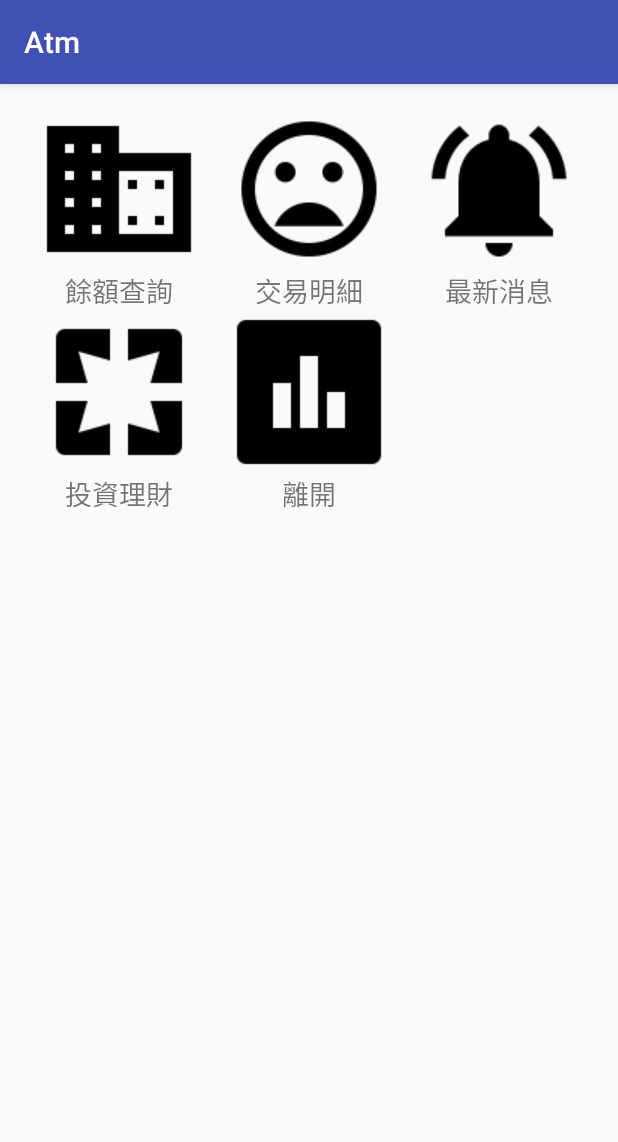
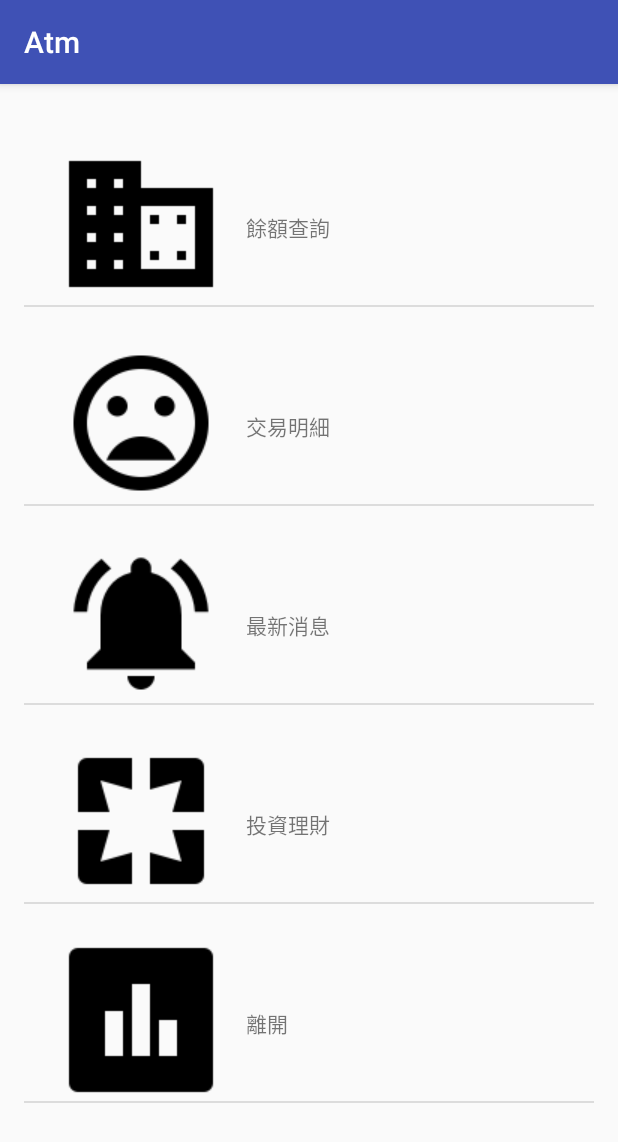
Before and after one commit to woodcut/Atm_Class, an Android app: the MainActivity screen opened directly, with no data from a screen before it, on a phone screen of 412 x 824 dp. Shown: the top 1142 px of the screen. Run offline under Robolectric (Android 15) with nearby library versions, the phone set to English and light mode, and no system bars.

Commit message:
9-1準備專案

```diff
--- a/app/src/main/java/com/tom/atm/MainActivity.java
+++ b/app/src/main/java/com/tom/atm/MainActivity.java
@@ -36,12 +36,16 @@ public class MainActivity extends AppCompatActivity implements AdapterView.OnIte
         func = getResources().getStringArray(R.array.functions);
 //        forListView();
 //        forSpinner();
-        GridView grid = (GridView) findViewById(R.id.grid);
+//        GridView grid = (GridView) findViewById(R.id.grid);
+        ListView list = (ListView) findViewById(R.id.list2);
+
 //        ArrayAdapter<CharSequence> adapter = ArrayAdapter.createFromResource(
 //                this, R.array.functions, android.R.layout.simple_list_item_1);
-        IconAdapter adapter = new IconAdapter();
-        grid.setAdapter(adapter);
-        grid.setOnItemClickListener(this);
+        IconAdapter adapter = new IconAdapter(R.layout.func_item_horiz);
+        list.setAdapter(adapter);
+        list.setOnItemClickListener(this);
+//        grid.setAdapter(adapter);
+//        grid.setOnItemClickListener(this);
 
         if (!logon){
             Intent intent = new Intent(this, LoginActivity.class);
@@ -119,6 +123,7 @@ public class MainActivity extends AppCompatActivity implements AdapterView.OnIte
             case R.drawable.func_history:
                 break;
             case R.drawable.func_finance:
+                startActivity(new Intent(this, FinanceActivity.class));
                 break;
             case R.drawable.func_news:
                 break;
@@ -128,7 +133,11 @@ public class MainActivity extends AppCompatActivity implements AdapterView.OnIte
         }
     }
     class IconAdapter extends BaseAdapter{
+        int layout;
 
+        public IconAdapter(int layoutRes){
+            this.layout = layoutRes;
+        }
         @Override
         public int getCount() {
             return icons.length;
@@ -148,7 +157,7 @@ public class MainActivity extends AppCompatActivity implements AdapterView.OnIte
         public View getView(int position, View convertView, ViewGroup parent) {
             if (convertView == null){
                 View view =
-                        getLayoutInflater().inflate(R.layout.func_item, null);
+                        getLayoutInflater().inflate(layout, null);
                 TextView tv = (TextView) view.findViewById(R.id.title);
                 ImageView iv = (ImageView) view.findViewById(R.id.icon);
                 tv.setText(func[position]);
--- a/app/src/main/res/layout/activity_main.xml
+++ b/app/src/main/res/layout/activity_main.xml
@@ -59,5 +59,14 @@
         android:layout_alignParentLeft="true"
         android:layout_alignParentStart="true"
         android:id="@+id/grid"
-        android:numColumns="3" />
+        android:numColumns="3"
+        android:visibility="gone" />
+
+    <ListView
+        android:layout_width="match_parent"
+        android:layout_height="match_parent"
+        android:layout_alignParentTop="true"
+        android:layout_alignParentLeft="true"
+        android:layout_alignParentStart="true"
+        android:id="@+id/list2" />
 </RelativeLayout>
--- /dev/null
+++ b/app/src/main/res/layout/func_item_horiz.xml
@@ -0,0 +1,32 @@
+<?xml version="1.0" encoding="utf-8"?>
+<RelativeLayout xmlns:android="http://schemas.android.com/apk/res/android"
+    xmlns:app="http://schemas.android.com/apk/res-auto"
+    android:orientation="horizontal" android:layout_width="match_parent"
+    android:layout_height="match_parent">
+
+    <ImageView
+        android:layout_width="wrap_content"
+        android:layout_height="wrap_content"
+        app:srcCompat="@drawable/func_exit"
+        android:id="@+id/icon"
+        android:layout_weight="1"
+        android:layout_marginLeft="24dp"
+        android:layout_marginStart="24dp"
+        android:layout_marginTop="23dp"
+        android:layout_alignParentTop="true"
+        android:layout_alignParentLeft="true"
+        android:layout_alignParentStart="true" />
+
+    <TextView
+        android:text="TextView"
+        android:layout_width="wrap_content"
+        android:layout_height="wrap_content"
+        android:id="@+id/title"
+        android:layout_weight="1"
+        android:layout_marginLeft="16dp"
+        android:layout_marginStart="16dp"
+        android:layout_marginTop="45dp"
+        android:layout_alignTop="@+id/icon"
+        android:layout_toRightOf="@+id/icon"
+        android:layout_toEndOf="@+id/icon" />
+</RelativeLayout>
--- a/app/src/main/res/values/strings.xml
+++ b/app/src/main/res/values/strings.xml
@@ -1,4 +1,5 @@
 <resources>
     <string name="app_name">Atm</string>
     <string name="title_activity_test">TestActivity</string>
+    <string name="title_activity_finance">FinanceActivity</string>
 </resources>
```
Also changed, not shown: app/src/main/AndroidManifest.xml (+6 -3 lines), app/src/main/java/com/tom/atm/AddActivity.java (added, +17 -0 lines), app/src/main/java/com/tom/atm/FinanceActivity.java (added, +31 -0 lines), app/src/main/res/layout/activity_add.xml (added, +59 -0 lines), app/src/main/res/layout/activity_finance.xml (added, +34 -0 lines), app/src/main/res/layout/content_finance.xml (added, +16 -0 lines).
